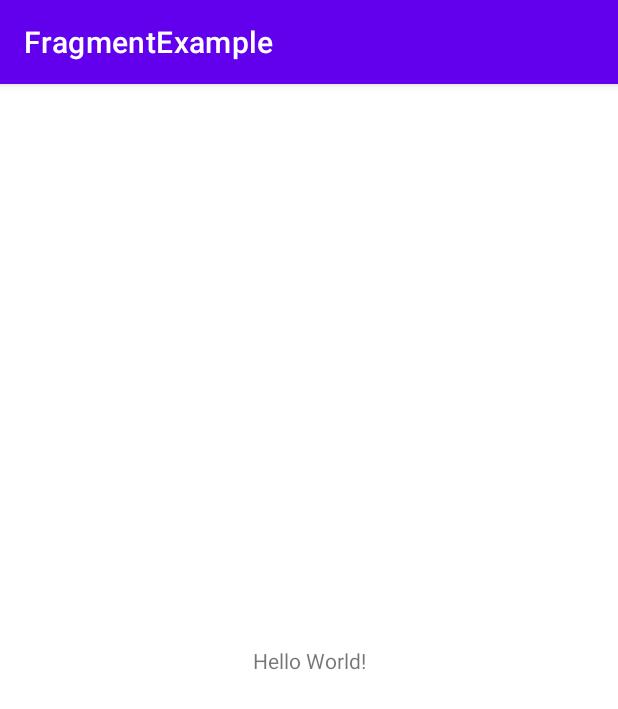
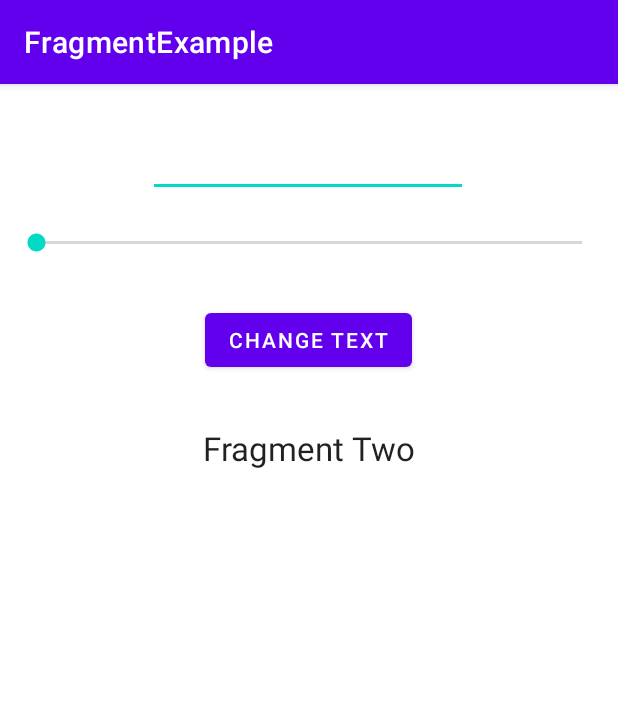
Before and after one commit to tobyatgithub/Android-Developer-Fundamentals-Java, an Android app: the screen it shows after launch (MainActivity), on a phone screen of 412 x 824 dp. Shown: the top 709 px of the screen. Run offline under Robolectric (Android 15) with nearby library versions, the phone set to English and light mode, and no system bars.

Commit message:
31.5 Adding the Fragments to the Activity

```diff
--- a/(Java)AndroidStudio4DevelopmentEssentials/app/src/main/res/layout/activity_main.xml
+++ b/(Java)AndroidStudio4DevelopmentEssentials/app/src/main/res/layout/activity_main.xml
@@ -6,13 +6,23 @@
     android:layout_height="match_parent"
     tools:context=".MainActivity">
 
-    <TextView
+    <fragment
+        android:id="@+id/fragment"
+        android:name="com.toby.fragmentexample.ToolbarFragment"
+        android:layout_width="match_parent"
+        android:layout_height="wrap_content"
+        tools:layout="@layout/fragment_toolbar"
+        tools:layout_editor_absoluteX="196dp"
+        tools:layout_editor_absoluteY="13dp" />
+
+    <fragment
+        android:id="@+id/text_fragment"
+        android:name="com.toby.fragmentexample.TextFragment"
         android:layout_width="wrap_content"
         android:layout_height="wrap_content"
-        android:text="Hello World!"
-        app:layout_constraintBottom_toBottomOf="parent"
-        app:layout_constraintLeft_toLeftOf="parent"
-        app:layout_constraintRight_toRightOf="parent"
-        app:layout_constraintTop_toTopOf="parent" />
-
+        android:layout_marginTop="33dp"
+        app:layout_constraintEnd_toEndOf="parent"
+        app:layout_constraintStart_toStartOf="parent"
+        app:layout_constraintTop_toBottomOf="@+id/fragment"
+        tools:layout="@layout/fragment_text" />
 </androidx.constraintlayout.widget.ConstraintLayout>
```
